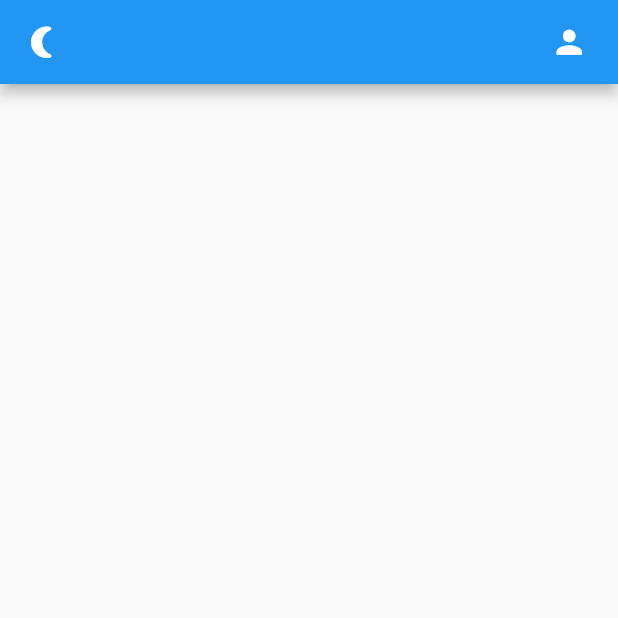
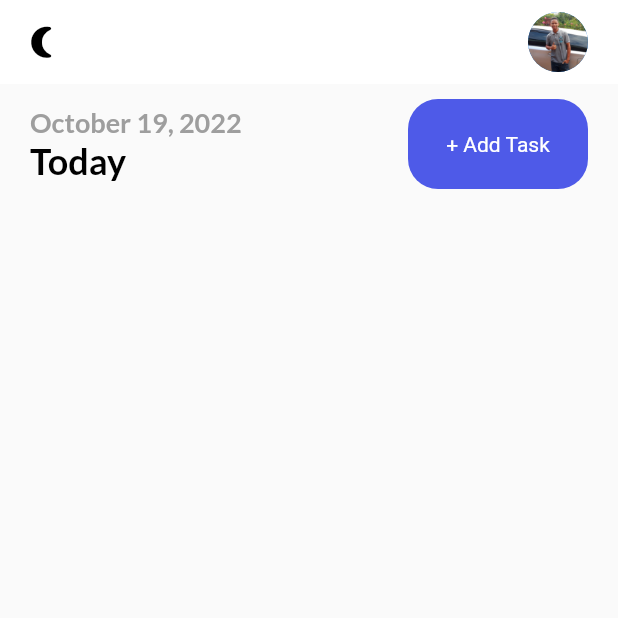
Before and after one commit to Alexandafransi/notify_app, a Flutter app: the screen it shows after launch, on a phone screen of 412 x 824 dp, the top half of it. Run offline on Flutter 3.47's test engine with Material 2 defaults, Android fonts, the phone set to English and light mode, and no system bars; our stand-ins replace flutter_local_notifications, get, get_storage, google_fonts, timezone.

Commit message:
add taskbar

```diff
--- a/lib/ui/home_page.dart
+++ b/lib/ui/home_page.dart
@@ -1,7 +1,10 @@
 import 'package:flutter/material.dart';
+import 'package:intl/intl.dart';
 import 'package:notify_app/services/notification_services.dart';
 import 'package:notify_app/services/theme_services.dart';
 import 'package:get/get.dart';
+import 'package:notify_app/ui/theme.dart';
+import 'package:notify_app/ui/widgets/button.dart';
 class HomePage extends StatefulWidget {
   const HomePage({Key? key}) : super(key: key);
 
@@ -27,12 +30,8 @@ class _HomePageState extends State<HomePage> {
     return Scaffold(
       appBar: _appBar(),
       body: Column(
-        children: const [
-          Text("",
-          style: TextStyle(
-            fontSize: 30
-          ),
-          )
+        children:  [
+          _addTaskBar(),
         ],
       ),
     );
@@ -40,6 +39,8 @@ class _HomePageState extends State<HomePage> {
 
   _appBar(){
     return AppBar(
+      elevation: 0,
+      backgroundColor: context.theme.backgroundColor,
       leading: GestureDetector(
         onTap: (){
           ThemeService().switchTheme();
@@ -48,13 +49,45 @@ class _HomePageState extends State<HomePage> {
             body: Get.isDarkMode?"Activated Light Theme Alex": "Activated Dark Theme Alex"
           );
         },
-        child: const Icon(Icons.nightlight_round,
+        child:  Icon(Get.isDarkMode?Icons.sunny:Icons.nightlight_round,
+        color: Get.isDarkMode ? Colors.white: Colors.black,
         size: 25,),
       ),
       actions: const [
-        Icon(Icons.person, size: 25,),
+        CircleAvatar(
+
+          backgroundImage: AssetImage(
+            "images/alex.jpg"
+          ),
+
+        ),
         SizedBox(width: 20,)
       ],
     );
   }
+
+  _addTaskBar(){
+    return Container(
+      margin: const EdgeInsets.only(left: 20,right: 20,top: 10),
+      child: Row(
+        mainAxisAlignment: MainAxisAlignment.spaceBetween,
+        children: [
+          Container(
+            // margin: const EdgeInsets.symmetric(horizontal: 20),
+            child: Column(
+              crossAxisAlignment: CrossAxisAlignment.start,
+              children: [
+                Text(DateFormat.yMMMMd().format(DateTime.now()),
+                  style: subHeadingStyle,
+                ),
+
+                Text("Today", style: headingStyle,)
+              ],
+            ),
+          ),
+          MyButton(label: "+ Add Task", onTap: ()=>null)
+        ],
+      ),
+    );
+  }
 }
--- a/lib/ui/theme.dart
+++ b/lib/ui/theme.dart
@@ -1,5 +1,6 @@
 import 'package:flutter/material.dart';
-
+import 'package:google_fonts/google_fonts.dart';
+import 'package:get/get.dart';
 const Color bluishClr = Color(0xFF4e5ae8);
 const Color yellowClr = Color(0xFFFFB746);
 const Color pinkClr = Color(0xFFff4667);
@@ -10,12 +11,34 @@ const Color darkHeaderClr = Color(0xFF424242);
 
 class Themes{
   static final light = ThemeData(
+  backgroundColor: Colors.white,
   primaryColor: primaryClr ,
   brightness: Brightness.light
   );
 
   static final dart = ThemeData(
+  backgroundColor: darkGreyClr,
   primaryColor: darkGreyClr,
   brightness: Brightness.dark
   );
 }
+
+TextStyle get subHeadingStyle{
+  return GoogleFonts.lato(
+    textStyle:  TextStyle(
+      fontSize: 18,
+      fontWeight: FontWeight.bold,
+      color: Get.isDarkMode?Colors.grey[400]:Colors.grey,
+    )
+  );
+}
+
+TextStyle get headingStyle{
+  return GoogleFonts.lato(
+    textStyle:  TextStyle(
+      fontSize: 24,
+      fontWeight: FontWeight.bold,
+      color: Get.isDarkMode?Colors.white:Colors.black
+    )
+  );
+}
--- /dev/null
+++ b/lib/ui/widgets/button.dart
@@ -0,0 +1,31 @@
+import 'package:flutter/material.dart';
+import 'package:notify_app/ui/theme.dart';
+
+class MyButton extends StatelessWidget {
+  final String label;
+  final Function()? onTap;
+  const MyButton({Key? key, required this.label, required this.onTap}) : super(key: key);
+
+  @override
+  Widget build(BuildContext context) {
+    return GestureDetector(
+      onTap: onTap ,
+      child: Container(
+        width: 120,
+          height: 60,
+        decoration: BoxDecoration(
+          borderRadius: BorderRadius.circular(20),
+          color: primaryClr
+        ),
+        child: Center(
+          child: Text(
+            label,
+            style: const TextStyle(
+              color: Colors.white
+            ),
+          ),
+        ),
+      ),
+    );
+  }
+}
--- a/pubspec.yaml
+++ b/pubspec.yaml
@@ -36,6 +36,8 @@ dependencies:
   cupertino_icons: ^1.0.2
   get_storage:
   get:
+  intl:
+  google_fonts:
   flutter_local_notifications:
   flutter_native_timezone:
 
@@ -62,8 +64,8 @@ flutter:
   uses-material-design: true
 
   # To add assets to your application, add an assets section, like this:
-  # assets:
-  #   - images/a_dot_burr.jpeg
+  assets:
+    - images/
   #   - images/a_dot_ham.jpeg
 
   # An image asset can refer to one or more resolution-specific "variants", see
```
Also changed, not shown: images/alex.jpg (added), pubspec.lock.
